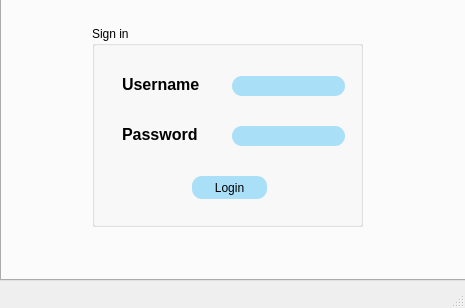
azizgarba/Smart_Dry_Cleaner_2A2, file mainwindow.ui: the form before one commit.
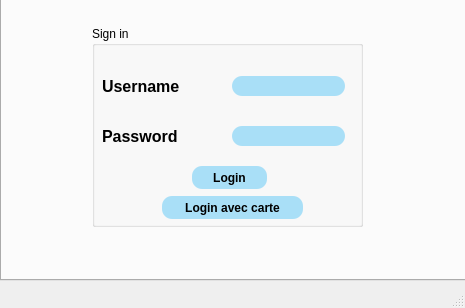
The form after the commit. Icons and pictures are not drawn.

```diff
--- a/mainwindow.ui
+++ b/mainwindow.ui
@@ -94,10 +94,10 @@
       <widget class="QLabel" name="label">
        <property name="geometry">
         <rect>
-         <x>30</x>
+         <x>10</x>
          <y>50</y>
-         <width>81</width>
-         <height>16</height>
+         <width>101</width>
+         <height>20</height>
         </rect>
        </property>
        <property name="font">
@@ -114,10 +114,10 @@
       <widget class="QLabel" name="label_2">
        <property name="geometry">
         <rect>
-         <x>30</x>
+         <x>10</x>
          <y>100</y>
-         <width>91</width>
-         <height>16</height>
+         <width>111</width>
+         <height>20</height>
         </rect>
        </property>
        <property name="font">
@@ -135,11 +135,17 @@
        <property name="geometry">
         <rect>
          <x>100</x>
-         <y>150</y>
+         <y>140</y>
          <width>75</width>
          <height>23</height>
         </rect>
        </property>
+       <property name="font">
+        <font>
+         <weight>75</weight>
+         <bold>true</bold>
+        </font>
+       </property>
        <property name="styleSheet">
         <string notr="true">background-color: rgb(169, 223, 247);
 color:rgb(0,0,0);
@@ -153,7 +159,7 @@
        <property name="geometry">
         <rect>
          <x>10</x>
-         <y>180</y>
+         <y>130</y>
          <width>251</width>
          <height>20</height>
         </rect>
@@ -169,6 +175,30 @@
         <string/>
        </property>
       </widget>
+      <widget class="QPushButton" name="pushButton_2">
+       <property name="geometry">
+        <rect>
+         <x>70</x>
+         <y>170</y>
+         <width>141</width>
+         <height>23</height>
+        </rect>
+       </property>
+       <property name="font">
+        <font>
+         <weight>75</weight>
+         <bold>true</bold>
+        </font>
+       </property>
+       <property name="styleSheet">
+        <string notr="true">background-color: rgb(169, 223, 247);
+color:rgb(0,0,0);
+border-radius:10px;</string>
+       </property>
+       <property name="text">
+        <string>Login avec carte</string>
+       </property>
+      </widget>
      </widget>
     </widget>
    </widget>
```
Left out of the diff: 2 changed lines with no effect on the pictures.
